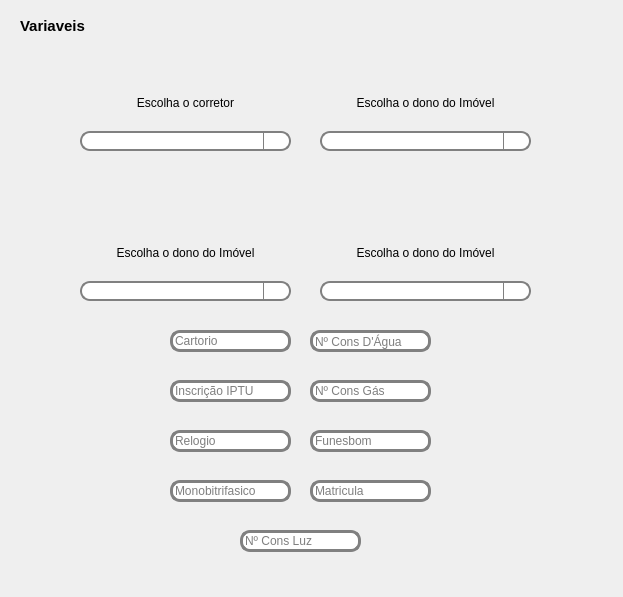
tiagodsg1/gerador_contratos, file front/ui/pages/auto_venda/autorizacao.ui: the form before one commit.
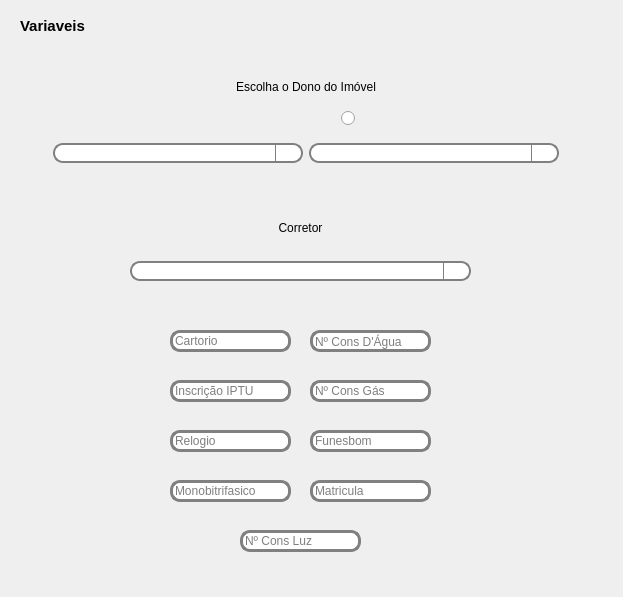
The form after the commit. Icons and pictures are not drawn.

Commit message: Adicionado opção de log para o contrato de admin de locação

```diff
--- a/front/ui/pages/auto_venda/autorizacao.ui
+++ b/front/ui/pages/auto_venda/autorizacao.ui
@@ -62,164 +62,6 @@
     <string>Variaveis</string>
    </property>
   </widget>
-  <widget class="QWidget" name="layoutWidget">
-   <property name="geometry">
-    <rect>
-     <x>320</x>
-     <y>80</y>
-     <width>211</width>
-     <height>71</height>
-    </rect>
-   </property>
-   <layout class="QVBoxLayout" name="verticalLayout_2">
-    <item>
-     <widget class="QLabel" name="label_3">
-      <property name="text">
-       <string>Escolha o dono do Imóvel</string>
-      </property>
-      <property name="alignment">
-       <set>Qt::AlignCenter</set>
-      </property>
-     </widget>
-    </item>
-    <item>
-     <widget class="QComboBox" name="comboBox_2"/>
-    </item>
-   </layout>
-  </widget>
-  <widget class="QPushButton" name="pushButton_3">
-   <property name="geometry">
-    <rect>
-     <x>160</x>
-     <y>250</y>
-     <width>41</width>
-     <height>41</height>
-    </rect>
-   </property>
-   <property name="cursor">
-    <cursorShape>PointingHandCursor</cursorShape>
-   </property>
-   <property name="text">
-    <string/>
-   </property>
-   <property name="icon">
-    <iconset resource="../../../static/resource.qrc">
-     <normaloff>:/icons/icons/1491254405-plusaddmoredetail_82972.png</normaloff>:/icons/icons/1491254405-plusaddmoredetail_82972.png</iconset>
-   </property>
-   <property name="iconSize">
-    <size>
-     <width>30</width>
-     <height>30</height>
-    </size>
-   </property>
-   <property name="flat">
-    <bool>true</bool>
-   </property>
-  </widget>
-  <widget class="QWidget" name="layoutWidget_2">
-   <property name="geometry">
-    <rect>
-     <x>80</x>
-     <y>230</y>
-     <width>211</width>
-     <height>71</height>
-    </rect>
-   </property>
-   <layout class="QVBoxLayout" name="verticalLayout_3">
-    <item>
-     <widget class="QLabel" name="label_4">
-      <property name="text">
-       <string>Escolha o dono do Imóvel</string>
-      </property>
-      <property name="alignment">
-       <set>Qt::AlignCenter</set>
-      </property>
-     </widget>
-    </item>
-    <item>
-     <widget class="QComboBox" name="comboBox_3"/>
-    </item>
-   </layout>
-  </widget>
-  <widget class="QWidget" name="layoutWidget">
-   <property name="geometry">
-    <rect>
-     <x>80</x>
-     <y>80</y>
-     <width>211</width>
-     <height>71</height>
-    </rect>
-   </property>
-   <layout class="QVBoxLayout" name="verticalLayout">
-    <item>
-     <widget class="QLabel" name="label_2">
-      <property name="text">
-       <string>Escolha o corretor</string>
-      </property>
-      <property name="alignment">
-       <set>Qt::AlignCenter</set>
-      </property>
-     </widget>
-    </item>
-    <item>
-     <widget class="QComboBox" name="comboBox"/>
-    </item>
-   </layout>
-  </widget>
-  <widget class="QPushButton" name="pushButton_4">
-   <property name="geometry">
-    <rect>
-     <x>410</x>
-     <y>250</y>
-     <width>41</width>
-     <height>41</height>
-    </rect>
-   </property>
-   <property name="cursor">
-    <cursorShape>PointingHandCursor</cursorShape>
-   </property>
-   <property name="text">
-    <string/>
-   </property>
-   <property name="icon">
-    <iconset resource="../../../static/resource.qrc">
-     <normaloff>:/icons/icons/1491254405-plusaddmoredetail_82972.png</normaloff>:/icons/icons/1491254405-plusaddmoredetail_82972.png</iconset>
-   </property>
-   <property name="iconSize">
-    <size>
-     <width>30</width>
-     <height>30</height>
-    </size>
-   </property>
-   <property name="flat">
-    <bool>true</bool>
-   </property>
-  </widget>
-  <widget class="QWidget" name="layoutWidget_3">
-   <property name="geometry">
-    <rect>
-     <x>320</x>
-     <y>230</y>
-     <width>211</width>
-     <height>71</height>
-    </rect>
-   </property>
-   <layout class="QVBoxLayout" name="verticalLayout_4">
-    <item>
-     <widget class="QLabel" name="label_5">
-      <property name="text">
-       <string>Escolha o dono do Imóvel</string>
-      </property>
-      <property name="alignment">
-       <set>Qt::AlignCenter</set>
-      </property>
-     </widget>
-    </item>
-    <item>
-     <widget class="QComboBox" name="comboBox_4"/>
-    </item>
-   </layout>
-  </widget>
   <widget class="QLineEdit" name="lineEdit_14">
    <property name="geometry">
     <rect>
@@ -340,22 +182,181 @@
     <string>Relogio</string>
    </property>
   </widget>
-  <zorder>layoutWidget</zorder>
-  <zorder>label</zorder>
-  <zorder>layoutWidget</zorder>
-  <zorder>layoutWidget_2</zorder>
-  <zorder>pushButton_3</zorder>
-  <zorder>layoutWidget_3</zorder>
-  <zorder>pushButton_4</zorder>
-  <zorder>lineEdit_14</zorder>
-  <zorder>lineEdit_12</zorder>
-  <zorder>lineEdit_13</zorder>
-  <zorder>lineEdit_16</zorder>
-  <zorder>lineEdit_8</zorder>
-  <zorder>lineEdit_9</zorder>
-  <zorder>lineEdit_15</zorder>
-  <zorder>lineEdit_11</zorder>
-  <zorder>lineEdit_10</zorder>
+  <widget class="QWidget" name="layoutWidget_2">
+   <property name="geometry">
+    <rect>
+     <x>40</x>
+     <y>70</y>
+     <width>532</width>
+     <height>101</height>
+    </rect>
+   </property>
+   <layout class="QVBoxLayout" name="verticalLayout_10">
+    <item>
+     <widget class="QLabel" name="label_9">
+      <property name="text">
+       <string>Escolha o Dono do Imóvel</string>
+      </property>
+      <property name="alignment">
+       <set>Qt::AlignCenter</set>
+      </property>
+     </widget>
+    </item>
+    <item>
+     <layout class="QHBoxLayout" name="horizontalLayout_9">
+      <item>
+       <spacer name="horizontalSpacer_15">
+        <property name="orientation">
+         <enum>Qt::Horizontal</enum>
+        </property>
+        <property name="sizeHint" stdset="0">
+         <size>
+          <width>40</width>
+          <height>20</height>
+         </size>
+        </property>
+       </spacer>
+      </item>
+      <item>
+       <spacer name="horizontalSpacer_16">
+        <property name="orientation">
+         <enum>Qt::Horizontal</enum>
+        </property>
+        <property name="sizeHint" stdset="0">
+         <size>
+          <width>40</width>
+          <height>20</height>
+         </size>
+        </property>
+       </spacer>
+      </item>
+      <item>
+       <widget class="QRadioButton" name="radioButton_2">
+        <property name="minimumSize">
+         <size>
+          <width>80</width>
+          <height>0</height>
+         </size>
+        </property>
+        <property name="text">
+         <string/>
+        </property>
+       </widget>
+      </item>
+      <item>
+       <spacer name="horizontalSpacer_17">
+        <property name="orientation">
+         <enum>Qt::Horizontal</enum>
+        </property>
+        <property name="sizeHint" stdset="0">
+         <size>
+          <width>40</width>
+          <height>20</height>
+         </size>
+        </property>
+       </spacer>
+      </item>
+     </layout>
+    </item>
+    <item>
+     <layout class="QHBoxLayout" name="horizontalLayout_10">
+      <item>
+       <spacer name="horizontalSpacer_18">
+        <property name="orientation">
+         <enum>Qt::Horizontal</enum>
+        </property>
+        <property name="sizeHint" stdset="0">
+         <size>
+          <width>40</width>
+          <height>20</height>
+         </size>
+        </property>
+       </spacer>
+      </item>
+      <item>
+       <widget class="QComboBox" name="comboBox_2">
+        <property name="minimumSize">
+         <size>
+          <width>250</width>
+          <height>0</height>
+         </size>
+        </property>
+       </widget>
+      </item>
+      <item>
+       <spacer name="horizontalSpacer_19">
+        <property name="orientation">
+         <enum>Qt::Horizontal</enum>
+        </property>
+        <property name="sizeHint" stdset="0">
+         <size>
+          <width>13</width>
+          <height>36</height>
+         </size>
+        </property>
+       </spacer>
+      </item>
+      <item>
+       <widget class="QComboBox" name="comboBox_5">
+        <property name="enabled">
+         <bool>false</bool>
+        </property>
+        <property name="minimumSize">
+         <size>
+          <width>250</width>
+          <height>0</height>
+         </size>
+        </property>
+       </widget>
+      </item>
+      <item>
+       <spacer name="horizontalSpacer_20">
+        <property name="orientation">
+         <enum>Qt::Horizontal</enum>
+        </property>
+        <property name="sizeHint" stdset="0">
+         <size>
+          <width>40</width>
+          <height>20</height>
+         </size>
+        </property>
+       </spacer>
+      </item>
+     </layout>
+    </item>
+   </layout>
+  </widget>
+  <widget class="QWidget" name="layoutWidget">
+   <property name="geometry">
+    <rect>
+     <x>130</x>
+     <y>200</y>
+     <width>341</width>
+     <height>81</height>
+    </rect>
+   </property>
+   <layout class="QVBoxLayout" name="verticalLayout">
+    <item>
+     <widget class="QLabel" name="label_4">
+      <property name="minimumSize">
+       <size>
+        <width>339</width>
+        <height>0</height>
+       </size>
+      </property>
+      <property name="text">
+       <string>Corretor</string>
+      </property>
+      <property name="alignment">
+       <set>Qt::AlignCenter</set>
+      </property>
+     </widget>
+    </item>
+    <item>
+     <widget class="QComboBox" name="comboBox_3"/>
+    </item>
+   </layout>
+  </widget>
  </widget>
  <resources>
   <include location="../../../static/resource.qrc"/>
```
The commit also changes 1 other file.
